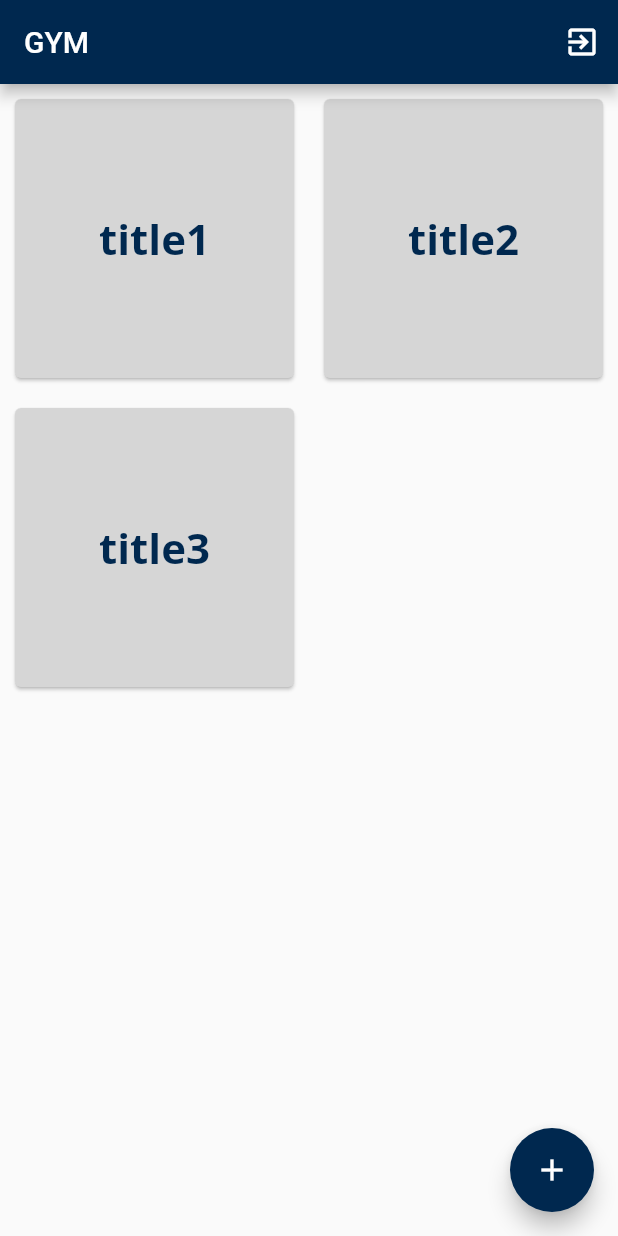
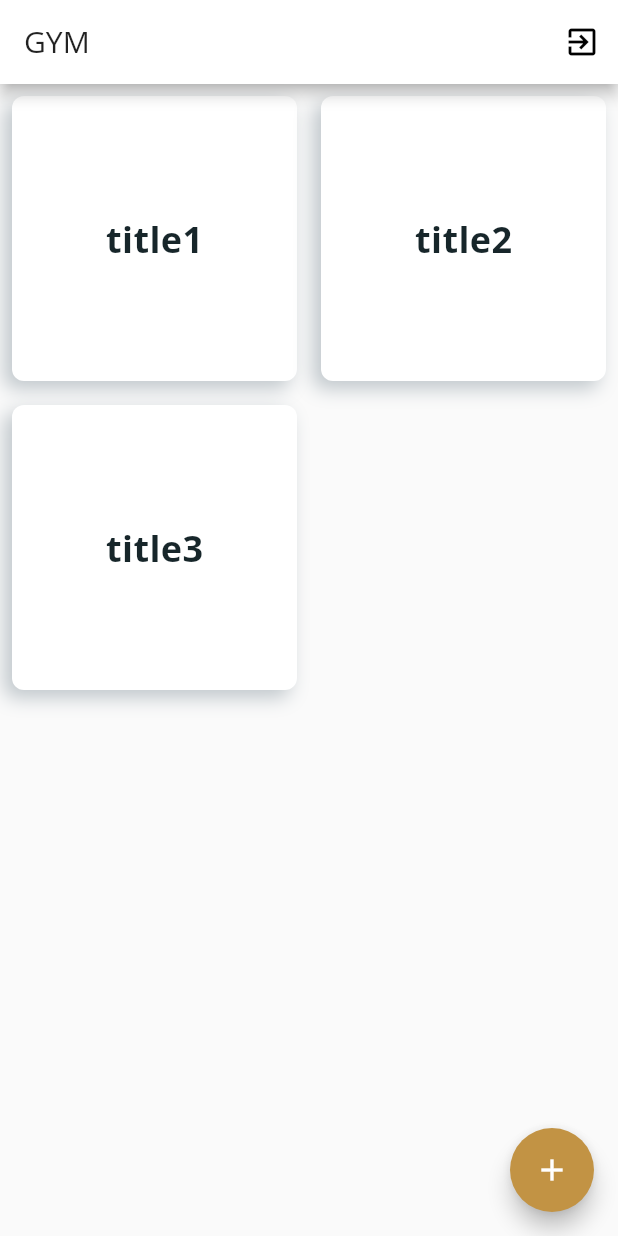
Before and after one commit to vipontes/gym, a Flutter app: the HomePage screen opened directly, on a phone screen of 412 x 824 dp. Run offline on Flutter 3.47's test engine with Material 2 defaults, Android fonts, the phone set to English and light mode, and no system bars; our stand-ins replace connectivity, dartz, dio, moor, moor_flutter, rxdart and 3 more; accounts and stored records are empty; generated files the repository leaves out were written again.

Commit message:
Changes on app theme

```diff
--- a/lib/gym_app.dart
+++ b/lib/gym_app.dart
@@ -1,7 +1,7 @@
 import 'package:flutter/material.dart';
 import 'package:flutter_localizations/flutter_localizations.dart';
 import 'package:gym/database/app_database.dart';
-import 'package:gym/res/app_colors.dart';
+import 'package:gym/res/app_theme.dart';
 import 'package:gym/routes/routes.dart';
 import 'package:gym/util/localizations.dart';
 import 'package:provider/provider.dart';
@@ -30,11 +30,7 @@ class _GymAppState extends State<GymApp> {
       child: MaterialApp(
         debugShowCheckedModeBanner: false,
         title: 'GYM',
-        theme: ThemeData(
-          primarySwatch: AppColors.colorCustom,
-          cursorColor: AppColors.colorCustom,
-          accentColor: AppColors.primary,
-        ),
+        theme: AppTheme.lightTheme,
         supportedLocales: [
           Locale('en', 'US'),
           Locale('pt', 'BR'),
--- a/lib/res/app_colors.dart
+++ /dev/null
@@ -1,28 +0,0 @@
-import 'package:flutter/material.dart';
-
-class AppColors {
-  static const Color primary = const Color(0xFF00284F);
-  static const Color primaryDark = const Color(0xFF00274E);
-  static const Color secondary = const Color(0xFF76AADB);
-  static const Color gray = const Color(0xFF808082);
-  static const Color lightGray = const Color(0xFFd6d6d6);
-  static const Color white = const Color(0xFFFFFFFF);
-  static const Color black = const Color(0xFF2d2d2d);
-  static const Color blue = const Color(0xFF5770B6);
-  static const Color yellow = const Color(0xFFC29344);
-  static Color shadow = Color(0xFF00284F).withOpacity(0.2);
-  static Map<int, Color> color = {
-    50: primary,
-    100: primary,
-    200: primary,
-    300: primary,
-    400: primary,
-    500: primary,
-    600: primary,
-    700: primary,
-    800: primary,
-    900: primary,
-  };
-  static MaterialColor colorCustom = MaterialColor(0xFF00284F, color);
-}
-// https://convertingcolors.com/
--- a/lib/res/app_dimens.dart
+++ /dev/null
@@ -1,5 +0,0 @@
-class AppDimens {
-  static const double cardRadius = 8;
-  static const double leadingIconSize = 32;
-  static const double trailingIconSize = 20;
-}
--- a/lib/res/app_textstyles.dart
+++ /dev/null
@@ -1,93 +0,0 @@
-import 'package:flutter/cupertino.dart';
-import 'package:gym/res/app_colors.dart';
-
-class FontFamily {
-  static String bold = "OpenSans-Bold";
-  static String regular = "OpenSans-Regular";
-}
-
-class AppTextStyles {
-  static TextStyle get bigTextPrimary => TextStyle(
-        fontFamily: FontFamily.bold,
-        fontSize: 28,
-        fontWeight: FontWeight.w500,
-        color: AppColors.primary,
-      );
-
-  static TextStyle get titleBar => TextStyle(
-        fontFamily: FontFamily.bold,
-        fontSize: 20,
-        fontWeight: FontWeight.w500,
-        color: AppColors.white,
-      );
-
-  static TextStyle get detailTextGray => TextStyle(
-        fontFamily: FontFamily.bold,
-        fontSize: 18,
-        fontWeight: FontWeight.w500,
-        color: AppColors.gray,
-      );
-
-  static TextStyle get titleBoldPrimary => TextStyle(
-        fontFamily: FontFamily.bold,
-        fontSize: 16,
-        fontWeight: FontWeight.w500,
-        color: AppColors.primary,
-      );
-
-  static TextStyle get titleBoldGray => TextStyle(
-        fontFamily: FontFamily.bold,
-        fontSize: 16,
-        fontWeight: FontWeight.w500,
-        color: AppColors.gray,
-      );
-
-  static TextStyle get titleBoldBlack => TextStyle(
-        fontFamily: FontFamily.bold,
-        fontSize: 16,
-        fontWeight: FontWeight.w500,
-        color: AppColors.black,
-      );
-
-  static TextStyle get titleRegularBlack => TextStyle(
-        fontFamily: FontFamily.regular,
-        fontSize: 16,
-        fontWeight: FontWeight.w500,
-        color: AppColors.black,
-      );
-
-  static TextStyle get descriptionBoldBlack => TextStyle(
-        fontFamily: FontFamily.bold,
-        fontSize: 14,
-        fontWeight: FontWeight.w500,
-        color: AppColors.black,
-      );
-
-  static TextStyle get descriptionRegularBlack => TextStyle(
-        fontFamily: FontFamily.regular,
-        fontSize: 14,
-        fontWeight: FontWeight.w500,
-        color: AppColors.black,
-      );
-
-  static TextStyle get descriptionRegularGray => TextStyle(
-        fontFamily: FontFamily.regular,
-        fontSize: 14,
-        fontWeight: FontWeight.w500,
-        color: AppColors.gray,
-      );
-
-  static TextStyle get link => TextStyle(
-        fontFamily: FontFamily.regular,
-        fontSize: 14,
-        fontWeight: FontWeight.w500,
-        color: AppColors.blue,
-      );
-
-  static TextStyle get marketing => TextStyle(
-        fontFamily: FontFamily.bold,
-        fontSize: 32,
-        fontWeight: FontWeight.w700,
-        color: AppColors.white,
-      );
-}
--- /dev/null
+++ b/lib/res/app_theme.dart
@@ -0,0 +1,115 @@
+import 'package:flutter/material.dart';
+
+class FontFamily {
+  static const String bold = "OpenSans-Bold";
+  static const String regular = "OpenSans-Regular";
+}
+
+class AppTheme {
+  static const Color notWhite = Color(0xFFEDF0F2);
+  static const Color nearlyWhite = Color(0xFFFEFEFE);
+  static const Color white = Color(0xFFFFFFFF);
+  static const Color nearlyBlack = Color(0xFF213333);
+  static const Color grey = Color(0xFF3A5160);
+  static const Color dark_grey = Color(0xFF313A44);
+
+  static const Color darkText = Color(0xFF253840);
+  static const Color darkerText = Color(0xFF17262A);
+  static const Color lightText = Color(0xFF4A6572);
+  static const Color deactivatedText = Color(0xFF767676);
+  static const Color dismissibleBackground = Color(0xFF364A54);
+  static const Color chipBackground = Color(0xFFEEF1F3);
+  static const Color spacer = Color(0xFFF2F2F2);
+  static Color shadow = Color(0xFFEDF0F2).withOpacity(0.2);
+  static const Color yellow = const Color(0xFFC29344);
+
+  static const TextTheme textTheme = TextTheme(
+    headline4: display1,
+    headline5: headline,
+    headline6: title,
+    subtitle2: subtitle,
+    bodyText2: body2,
+    bodyText1: body1,
+    caption: caption,
+  );
+
+  static const TextStyle display1 = TextStyle(
+    // h4 -> display1
+    fontFamily: FontFamily.bold,
+    fontWeight: FontWeight.bold,
+    fontSize: 36,
+    letterSpacing: 0.4,
+    height: 0.9,
+    color: darkerText,
+  );
+
+  static const TextStyle headline = TextStyle(
+    // h5 -> headline
+    fontFamily: FontFamily.bold,
+    fontWeight: FontWeight.bold,
+    fontSize: 24,
+    letterSpacing: 0.27,
+    color: darkerText,
+  );
+
+  static const TextStyle title = TextStyle(
+    // h6 -> title
+    fontFamily: FontFamily.bold,
+    fontWeight: FontWeight.bold,
+    fontSize: 16,
+    letterSpacing: 0.18,
+    color: darkerText,
+  );
+
+  static const TextStyle subtitle = TextStyle(
+    // subtitle2 -> subtitle
+    fontFamily: FontFamily.regular,
+    fontWeight: FontWeight.w400,
+    fontSize: 14,
+    letterSpacing: -0.04,
+    color: darkText,
+  );
+
+  static const TextStyle body2 = TextStyle(
+    // body1 -> body2
+    fontFamily: FontFamily.regular,
+    fontWeight: FontWeight.w400,
+    fontSize: 14,
+    letterSpacing: 0.2,
+    color: darkText,
+  );
+
+  static const TextStyle body1 = TextStyle(
+    // body2 -> body1
+    fontFamily: FontFamily.regular,
+    fontWeight: FontWeight.w400,
+    fontSize: 16,
+    letterSpacing: -0.05,
+    color: darkText,
+  );
+
+  static const TextStyle caption = TextStyle(
+    // Caption -> caption
+    fontFamily: FontFamily.regular,
+    fontWeight: FontWeight.w400,
+    fontSize: 12,
+    letterSpacing: 0.2,
+    color: lightText, // was lightText
+  );
+
+  static final lightTheme = ThemeData(
+      fontFamily: 'OpenSans-Regular',
+      primarySwatch: Colors.grey,
+      primaryColor: Colors.white,
+      brightness: Brightness.light,
+      textTheme: textTheme,
+      inputDecorationTheme: InputDecorationTheme(
+        fillColor: notWhite,
+        filled: true,
+      ),
+      backgroundColor: const Color(0xFFE5E5E5),
+      accentColor: yellow,
+      accentIconTheme: IconThemeData(color: Colors.white),
+      dividerColor: Colors.white54,
+      cardColor: Colors.white70);
+}
--- a/lib/view/home/home_page.dart
+++ b/lib/view/home/home_page.dart
@@ -1,6 +1,5 @@
 import 'package:flutter/material.dart';
-import 'package:gym/res/app_colors.dart';
-import 'package:gym/res/app_textstyles.dart';
+import 'package:gym/res/app_theme.dart';
 import 'package:gym/routes/routes.dart';
 import 'package:gym/view_model/home_view_model.dart';
 
@@ -21,7 +20,6 @@ class _HomePageState extends State<HomePage> {
         IconButton(
           icon: Icon(
             Icons.exit_to_app,
-            color: Colors.white,
           ),
           onPressed: () {
             _viewModel.logout();
@@ -38,13 +36,23 @@ class _HomePageState extends State<HomePage> {
               childAspectRatio: 1,
             ),
             itemBuilder: (contxt, indx) {
-              return Card(
-                margin: EdgeInsets.all(10.0),
-                color: AppColors.lightGray,
+              return Container(
+                margin: EdgeInsets.all(8),
+                decoration: BoxDecoration(
+                  color: Theme.of(context).primaryColor,
+                  borderRadius: BorderRadius.all(Radius.circular(8.0)),
+                  boxShadow: [
+                    BoxShadow(
+                      offset: Offset(-5.0, 5.0),
+                      color: AppTheme.grey.withOpacity(.3),
+                      blurRadius: 10.0,
+                    )
+                  ],
+                ),
                 child: Center(
                   child: Text(
                     listTitle[indx],
-                    style: AppTextStyles.bigTextPrimary,
+                    style: AppTheme.headline,
                   ),
                 ),
               );
@@ -55,7 +63,6 @@ class _HomePageState extends State<HomePage> {
       floatingActionButton: FloatingActionButton(
         onPressed: () {},
         child: Icon(Icons.add),
-        backgroundColor: AppColors.primary,
       ),
     );
   }
--- a/lib/view/login/login_page.dart
+++ b/lib/view/login/login_page.dart
@@ -1,7 +1,7 @@
 import 'package:flutter/material.dart';
 import 'package:gym/animations/fade_animation.dart';
 import 'package:gym/enums/view_state.dart';
-import 'package:gym/res/app_colors.dart';
+import 'package:gym/res/app_theme.dart';
 import 'package:gym/routes/routes.dart';
 import 'package:gym/util/localizations.dart';
 import 'package:gym/view_model/login_view_model.dart';
@@ -55,19 +55,14 @@ class _LoginPageState extends State<LoginPage> {
   Widget build(BuildContext context) {
     var screenHeight = MediaQuery.of(context).size.height;
     return Scaffold(
-      backgroundColor: AppColors.white,
+      backgroundColor: AppTheme.white,
       body: StreamBuilder<ViewState>(
         stream: _viewModel.viewState,
         initialData: ViewState.idle,
         builder: (context, snapshot) {
           return Container(
             height: screenHeight,
-            decoration: BoxDecoration(
-              image: DecorationImage(
-                image: AssetImage('assets/img/login-background.png'),
-                fit: BoxFit.fill,
-              ),
-            ),
+            color: AppTheme.nearlyWhite,
             child: SingleChildScrollView(
               child: Column(
                 children: <Widget>[
@@ -75,7 +70,10 @@ class _LoginPageState extends State<LoginPage> {
                     padding: const EdgeInsets.only(top: 100),
                     child: FadeAnimation(
                       1.0,
-                      Image.asset('assets/img/gym.png'),
+                      Text(
+                        "GYM",
+                        style: AppTheme.display1,
+                      ),
                     ),
                   ),
                   Padding(
@@ -87,25 +85,21 @@ class _LoginPageState extends State<LoginPage> {
                           Container(
                             padding: EdgeInsets.all(5),
                             decoration: BoxDecoration(
-                              color: Colors.white,
+                              color: Theme.of(context)
+                                  .inputDecorationTheme
+                                  .fillColor,
                               borderRadius: BorderRadius.circular(10),
-                              boxShadow: [
-                                BoxShadow(
-                                  color: AppColors.shadow,
-                                  blurRadius: 20.0,
-                                  offset: Offset(0, 10),
-                                )
-                              ],
                             ),
                             child: Column(
                               children: <Widget>[
                                 Container(
                                   padding: EdgeInsets.all(8.0),
                                   decoration: BoxDecoration(
+                                    color: Theme.of(context)
+                                        .inputDecorationTheme
+                                        .fillColor,
                                     border: Border(
-                                      bottom: BorderSide(
-                                        color: Colors.grey[100],
-                                      ),
+                                      bottom: BorderSide(color: AppTheme.white),
                                     ),
                                   ),
                                   child: StreamBuilder<String>(
@@ -125,7 +119,7 @@ class _LoginPageState extends State<LoginPage> {
                                                 AppLocalizations.of(context)
                                                     .translate('email'),
                                             hintStyle: TextStyle(
-                                              color: Colors.grey[400],
+                                              color: AppTheme.deactivatedText,
                                             ),
                                           ),
                                         );
@@ -151,7 +145,7 @@ class _LoginPageState extends State<LoginPage> {
                                                 AppLocalizations.of(context)
                                                     .translate('password'),
                                             hintStyle: TextStyle(
-                                              color: Colors.grey[400],
+                                              color: AppTheme.deactivatedText,
                                             ),
                                           ),
                                         );
@@ -169,14 +163,8 @@ class _LoginPageState extends State<LoginPage> {
                             child: Container(
                               height: 50,
                               decoration: BoxDecoration(
-                                borderRadius: BorderRadius.circular(10),
-                                gradient: LinearGradient(
-                                  colors: [
-                                    AppColors.primary,
-                                    AppColors.secondary,
-                                  ],
-                                ),
-                              ),
+                                  borderRadius: BorderRadius.circular(10),
+                                  color: AppTheme.nearlyBlack),
                               child: Center(
                                 child: Text(
                                   AppLocalizations.of(context)
@@ -197,9 +185,7 @@ class _LoginPageState extends State<LoginPage> {
                           Text(
                             AppLocalizations.of(context)
                                 .translate('forgot_password'),
-                            style: TextStyle(
-                              color: AppColors.secondary,
-                            ),
+                            style: AppTheme.caption,
                           ),
                         ),
                       ],
```
Also changed, not shown: pubspec.yaml (+7 -9 lines), 1 other file.
